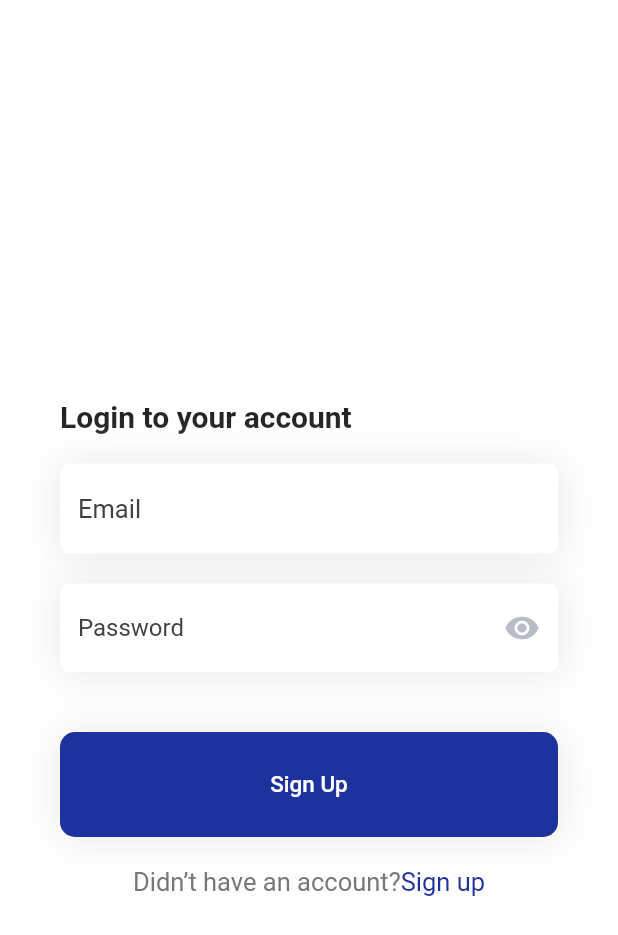
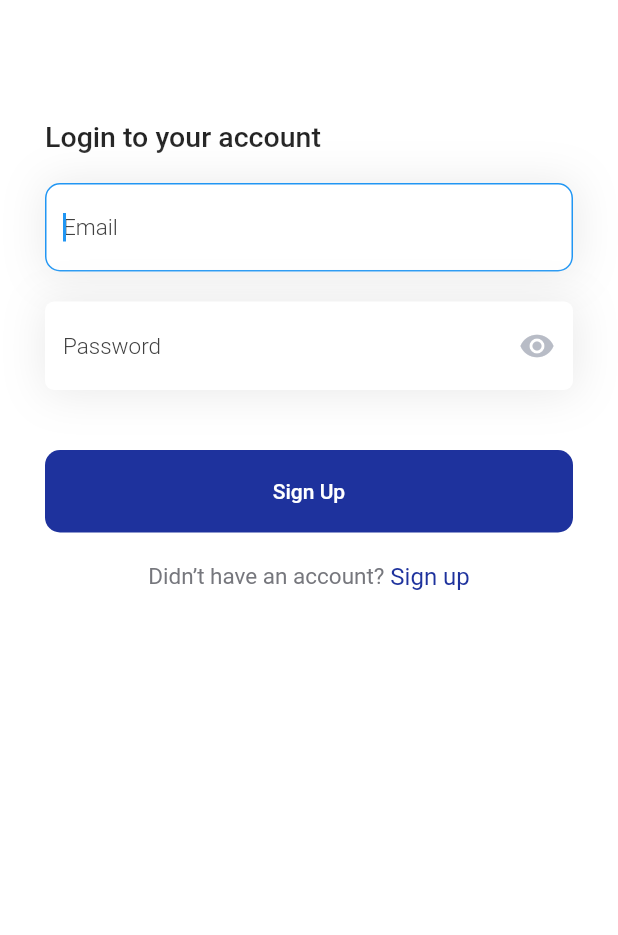
Before and after one commit to highdee11/flutter-auth-with-firebase, a Flutter app: the screen it shows after launch, on a phone screen of 412 x 824 dp. Shown: the top 935 px of the screen. Run offline on Flutter 3.47's test engine with Material 2 defaults, Android fonts, the phone set to English and light mode, and no system bars; our stand-ins replace pin_code_text_field.

Commit message:
ui setup completed

```diff
--- a/lib/main.dart
+++ b/lib/main.dart
@@ -1,4 +1,5 @@
 import 'package:flutter/material.dart';
+import 'package:ourpass_auth/views/auth/auth-token.dart';
 import 'package:ourpass_auth/views/auth/signup.dart';
 
 void main() {
--- /dev/null
+++ b/lib/utils/services/ui_service.dart
@@ -0,0 +1,21 @@
+
+import 'package:flutter/material.dart';
+
+double rSpaceMax(double dec, double max){
+  return dec < max ? dec : max;
+}
+
+class UIService {
+  static Color primaryColor = const Color(0xff1e329d);
+
+  static Decoration boxDecor = const BoxDecoration(
+      boxShadow:[
+        BoxShadow(
+          color: Color(0xffe9e9e9),
+          blurRadius: 25.0,
+          spreadRadius: 1.0,
+          offset: Offset(1.0, 1.0),
+        )
+      ]
+  );
+}
--- a/lib/views/auth/signup.dart
+++ b/lib/views/auth/signup.dart
@@ -1,6 +1,8 @@
 import 'package:flutter/material.dart';
+import 'package:ourpass_auth/utils/services/ui_service.dart';
+import 'package:ourpass_auth/utils/services/validation-service.dart';
 import 'package:ourpass_auth/widgets/auth/input_box.dart';
-import 'package:ourpass_auth/widgets/auth/password_box.dart';
+import 'package:ourpass_auth/widgets/forms/block_button.dart';
 
 class AuthScreen extends StatefulWidget {
   const AuthScreen({Key? key}) : super(key: key);
@@ -12,111 +14,57 @@ class AuthScreen extends StatefulWidget {
 class _AuthScreenState extends State<AuthScreen> {
   @override
   Widget build(BuildContext context) {
-    var size = MediaQuery.of(context).size;
     return Scaffold(
-      body: SingleChildScrollView(
+      body: LayoutBuilder(
+        builder: (BuildContext context, BoxConstraints constraints){
+          return SingleChildScrollView(
             child: Container(
               color: Colors.white,
-          height: size.height * 1,
-          padding: EdgeInsets.symmetric(horizontal: 20),
-          constraints: BoxConstraints(
-              minHeight:100
-          ),
-          child: Column(
-            mainAxisAlignment: MainAxisAlignment.center,
-            crossAxisAlignment: CrossAxisAlignment.center,
-            children: [
-              Container(
-                padding: EdgeInsets.all(20),
-                margin: EdgeInsets.only(top: 20),
-                child: SingleChildScrollView(
+              height: constraints.maxHeight,
+              padding: const EdgeInsets.symmetric(horizontal: 30),
               child: Column(
                 crossAxisAlignment: CrossAxisAlignment.start,
                 children: [
+                  SizedBox(height: rSpaceMax(constraints.maxHeight * 0.1, 80)),
+                  const Text(
+                      'Login to your account',
+                      style: TextStyle(fontSize: 19, fontWeight: FontWeight.w500)
+                  ),
                   const SizedBox(height: 20),
-                      Text('Login to your account',
-                          style: TextStyle(
-                            fontSize: 20,
-                            fontWeight: FontWeight.w600
-                          )),
+                  CustomInputField(
+                      label: '',
+                      hintText: 'Email',
+                      autoFocus: true,
+                      validator: ValidationService.isValidEmail
+                  ),
                   const SizedBox(height: 20),
-                      const BlockInputBox(label: '', hintText: 'Email'),
-                      const SizedBox(height: 20),
-                      const FilledPasswordInput(label: '', hintText: 'Password'),
-                    ],
+                  CustomInputField(
+                      label: '',
+                      hintText: 'Password',
+                      isPassword: true,
+                      validator: ValidationService.isValidPassword
                   ),
+                  const SizedBox(height: 40),
+                  BlockButton(
+                    label: 'Sign Up',
+                    onTap: (){},
                   ),
-              ),
-              Padding(
-                padding: EdgeInsets.all(20),
-                child: Column(
-                  children: [
-                    const RideeatBlockButton(label: 'Sign Up'),
                   const SizedBox(height: 20),
                   Row(
                     mainAxisAlignment: MainAxisAlignment.center,
-                      children: [
-                        Text('Didn’t have an account?', style: TextStyle(color: Color(0xff76777D), fontSize: 17)),
+                    children: const [
+                      Text('Didn’t have an account?', style: TextStyle(color: Color(0xff76777D), fontSize: 15)),
                       InkWell(
-                          child:Text('Sign up', style: TextStyle(color: Color(0xff1e329d), fontSize: 17, )),
+                        child:Text(' Sign up', style: TextStyle(color: Color(0xff1e329d), fontSize: 16 )),
                       ),
                     ],
-                    )
-                  ],
-                ),
                   ),
                 ],
               ),
             ),
+          );
+        },
       ),
     );
   }
 }
-
-
-class RideeatBlockButton extends StatelessWidget {
-  final String label;
-  final Function()? onTap;
-  final bool disabled;
-
-  const RideeatBlockButton({
-    Key? key,
-    required this.label,
-    this.onTap,
-    this.disabled = false
-  }) : super(key: key);
-
-  @override
-  Widget build(BuildContext context) {
-
-    return Container(
-      height: 70,
-      width: MediaQuery.of(context).size.width,
-      decoration: BoxDecoration(
-        color: disabled ? const Color(0xffFFF1E5) : const Color(0xff1e329d),
-        borderRadius: BorderRadius.circular(10),
-          boxShadow:[
-            BoxShadow(
-              color:  Color(0xffe9e9e9),
-              blurRadius: 25.0, // soften the shadow
-              spreadRadius: 1.0, //extend the shadow
-              offset: Offset(
-                1.0, // Move to right 10  horizontally
-                1.0, // Move to bottom 10 Vertically
-              ),
-            )
-          ]
-      ),
-      child: TextButton(
-        onPressed: onTap,
-        child: Text( label,
-          style: TextStyle(
-              color: Colors.white,
-              fontSize: 15,
-              fontWeight: FontWeight.w500
-          ),
-        ),
-      ),
-    );
-  }
-}
--- a/lib/widgets/auth/input_box.dart
+++ b/lib/widgets/auth/input_box.dart
@@ -1,13 +1,36 @@
 import 'package:flutter/cupertino.dart';
 import 'package:flutter/material.dart';
+import 'package:ourpass_auth/utils/services/ui_service.dart';
 
-class BlockInputBox extends StatelessWidget {
+class CustomInputField extends StatefulWidget {
   final String label;
   final String hintText;
-  const BlockInputBox({Key? key,
+  final bool isPassword;
+  final bool autoFocus;
+  final String? Function(String?)? validator;
+
+  CustomInputField({Key? key,
     required this.label,
-    required this.hintText
+    required this.hintText,
+    this.isPassword = false,
+    this.autoFocus = false,
+    this.validator
   }) : super(key: key);
+
+  @override
+  State<CustomInputField> createState() => _CustomInputFieldState();
+}
+
+class _CustomInputFieldState extends State<CustomInputField> {
+  bool _obscureText = false;
+
+  @override
+  void initState() {
+    // TODO: implement initState
+    super.initState();
+    if(widget.isPassword) _obscureText = true;
+  }
+
 
   @override
   Widget build(BuildContext context) {
@@ -15,27 +38,14 @@ class BlockInputBox extends StatelessWidget {
       crossAxisAlignment: CrossAxisAlignment.start,
       children: [
         Container(
-          decoration: BoxDecoration(
-              boxShadow:[
-                BoxShadow(
-                  color: Color(0xffe9e9e9),
-                  blurRadius: 25.0, // soften the shadow
-                  spreadRadius: 1.0, //extend the shadow
-                  offset: Offset(
-                    1.0, // Move to right 10  horizontally
-                    1.0, // Move to bottom 10 Vertically
-                  ),
-                )
-              ]
-          ),
+          decoration: UIService.boxDecor,
           child: TextFormField(
-
-            decoration:  InputDecoration(
-
-                border:   OutlineInputBorder(),
-                hintText: hintText,
+            decoration: InputDecoration(
+                border:   const OutlineInputBorder(),
+                hintText: widget.hintText,
                 hintStyle: const TextStyle(
-                  fontSize: 17,
+                  fontSize: 15,
+                  fontWeight: FontWeight.w300,
                   color: Color(0xff414141),
                 ),
                 fillColor: Colors.white,
@@ -53,11 +63,29 @@ class BlockInputBox extends StatelessWidget {
                       color: Colors.blue,
                       width: 1.0
                   ),
+                ),
+                suffixIcon: !widget.isPassword ? null :  IconButton(
+                  icon: Icon(
+                    _obscureText? Icons.visibility : Icons.visibility_off,
+                    color: !_obscureText ? UIService.primaryColor : const Color(0xffB8BCC6),
+                  ),
+                  onPressed: _toggle,
                 )
             ),
+            validator: widget.validator,
+            obscureText: _obscureText,
+            autofocus: widget.autoFocus,
           ),
         ),
       ],
     );
   }
+
+
+  // Toggles the password show status
+  void _toggle() {
+    setState(() {
+      _obscureText = !_obscureText;
+    });
+  }
 }
--- a/lib/widgets/auth/password_box.dart
+++ /dev/null
@@ -1,84 +0,0 @@
-import 'package:flutter/material.dart';
-class FilledPasswordInput extends StatefulWidget {
-  final String label;
-  final String hintText;
-  const FilledPasswordInput({Key? key,
-    required this.label,
-    required this.hintText
-  }) : super(key: key);
-
-  @override
-  State<FilledPasswordInput> createState() => _FilledPasswordInputState();
-}
-
-class _FilledPasswordInputState extends State<FilledPasswordInput> {
-  bool _obscureText = true;
-
-
-  // Toggles the password show status
-  void _toggle() {
-    setState(() {
-      _obscureText = !_obscureText;
-    });
-  }
-
-  @override
-  Widget build(BuildContext context) {
-    return Column(
-      crossAxisAlignment: CrossAxisAlignment.start,
-      children: [
-        Container(
-          decoration: BoxDecoration(
-              boxShadow:[
-                BoxShadow(
-                  color: Color(0xffe9e9e9),
-                  blurRadius: 25.0, // soften the shadow
-                  spreadRadius: 1.0, //extend the shadow
-                  offset: Offset(
-                    1.0, // Move to right 10  horizontally
-                    1.0, // Move to bottom 10 Vertically
-                  ),
-                )
-              ]
-          ),
-          child: TextFormField(
-            obscureText:_obscureText,
-            decoration:  InputDecoration(
-                suffixIcon: IconButton(
-                  icon: Icon(
-                    _obscureText? Icons.visibility : Icons.visibility_off,
-                    color: Color(0xffB8BCC6),
-                  ), onPressed: () {
-                  _toggle();
-                },
-                ),
-                filled: true,
-                fillColor: Colors.white,
-                border:   OutlineInputBorder(),
-                hintText: widget.hintText,
-                hintStyle: const TextStyle(
-                  fontSize: 16,
-                  color: Color(0xff414141),
-
-                ),
-                enabledBorder: OutlineInputBorder(
-                  borderRadius: BorderRadius.circular(6),
-                  borderSide: const BorderSide(
-                      color: Colors.transparent,
-                      width: 1.0
-                  ),
-                ),
-                focusedBorder: OutlineInputBorder(
-                  borderRadius: BorderRadius.circular(10),
-                  borderSide: const BorderSide(
-                      color: Color(0xff1e329d),
-                      width: 1.0
-                  ),
-                )
-            ),
-          ),
-        ),
-      ],
-    );
-  }
-}
--- /dev/null
+++ b/lib/widgets/forms/block_button.dart
@@ -0,0 +1,37 @@
+import 'package:flutter/material.dart';
+import 'package:ourpass_auth/utils/services/ui_service.dart';
+
+class BlockButton extends StatelessWidget {
+  final String label;
+  final Function()? onTap;
+
+  const BlockButton({
+    Key? key,
+    required this.label,
+    this.onTap
+  }) : super(key: key);
+
+  @override
+  Widget build(BuildContext context) {
+
+    return Container(
+      height: 55,
+      width: MediaQuery.of(context).size.width,
+      child: ElevatedButton(
+          onPressed: onTap,
+          style: ElevatedButton.styleFrom(
+            elevation: 0.0,
+            primary: UIService.primaryColor,
+            padding: const EdgeInsets.symmetric(vertical: 19, horizontal: 20),
+            shape:  RoundedRectangleBorder(
+              borderRadius: BorderRadius.circular(10),
+            ),
+          ),
+          child: Text(
+            label,
+            style: const TextStyle(color: Colors.white, fontSize: 14),
+          )
+      ),
+    );
+  }
+}
--- a/pubspec.yaml
+++ b/pubspec.yaml
@@ -34,6 +34,7 @@ dependencies:
   # The following adds the Cupertino Icons font to your application.
   # Use with the CupertinoIcons class for iOS style icons.
   cupertino_icons: ^1.0.2
+  pin_code_text_field: ^1.8.0
 
 dev_dependencies:
   flutter_test:
```
Also changed, not shown: lib/utils/services/validation-service.dart (added, +43 -0 lines), lib/views/auth/auth-token.dart (added, +92 -0 lines), lib/views/auth/home.dart (added, +10 -0 lines), pubspec.lock. Lines whose indentation alone changed are shown as unchanged.
